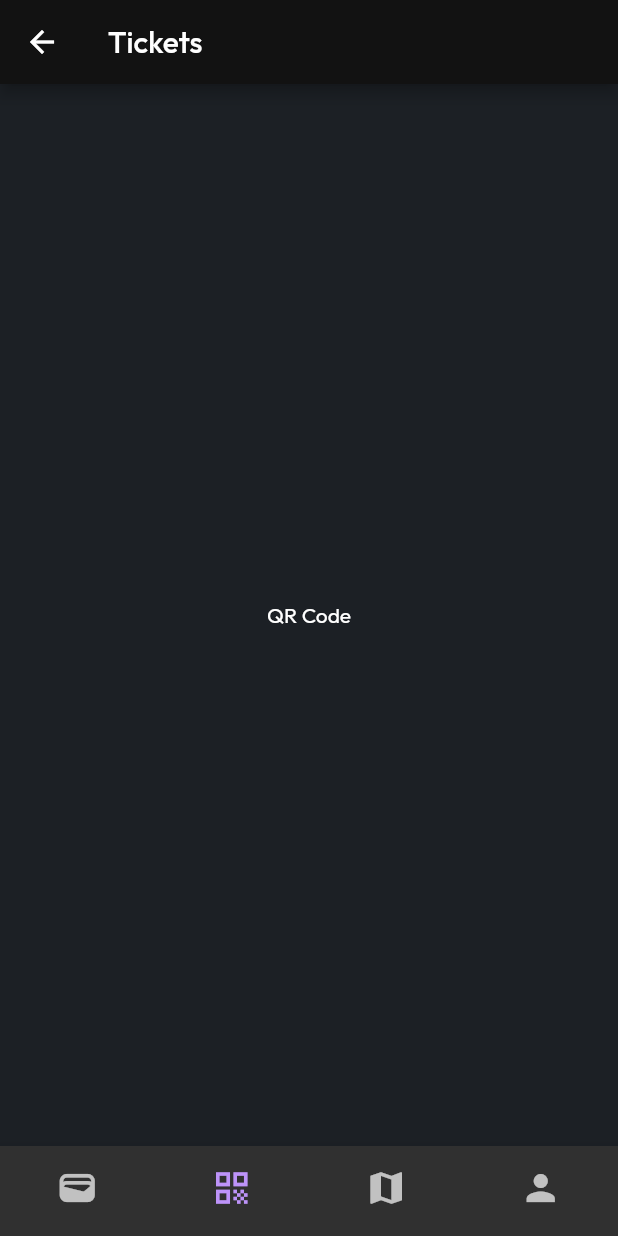
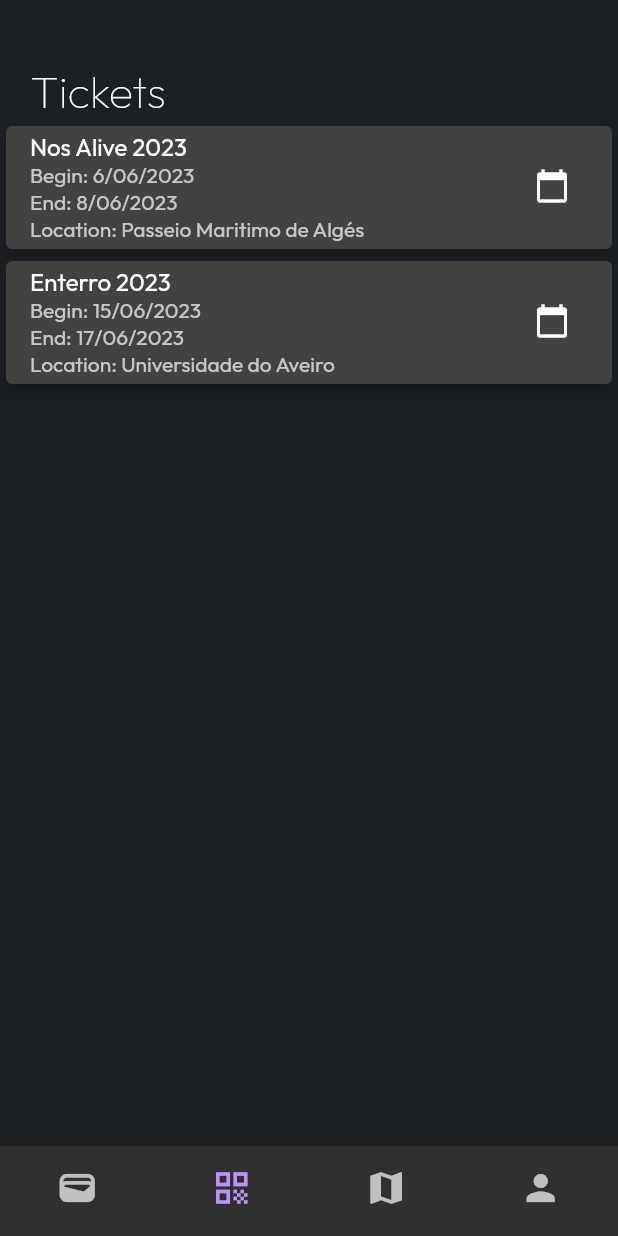
Before and after one commit to FranciscoCardita/social-summit, a Flutter app: the Tickets screen opened directly, on a phone screen of 412 x 824 dp. Run offline on Flutter 3.47's test engine with Material 2 defaults, Android fonts, the light colour scheme and no system bars; our stand-ins replace google_fonts, intl_phone_field.

Commit message:
Update tickets

```diff
--- a/frontend/lib/tickets.dart
+++ b/frontend/lib/tickets.dart
@@ -3,6 +3,22 @@
 import 'profile.dart';
 import 'wallet.dart';
 import 'navbar.dart';
+
+class Ticket {
+  final String eventName;
+  final String startDate;
+  final String endDate;
+  final String location;
+  final String eventImage;
+
+  Ticket({
+    required this.eventName,
+    required this.startDate,
+    required this.endDate,
+    required this.location,
+    required this.eventImage,
+  });
+}
 
 class Tickets extends StatefulWidget {
   const Tickets({Key? key}) : super(key: key);
@@ -23,25 +39,25 @@
       case 0:
         Navigator.push(
           context,
-          MaterialPageRoute(builder: (context) => Wallet())
+          MaterialPageRoute(builder: (context) => const Wallet())
         );
         break;
       case 1:
         Navigator.push(
           context,
-          MaterialPageRoute(builder: (context) => Tickets())
+          MaterialPageRoute(builder: (context) => const Tickets())
         );
         break;
       case 2:
         Navigator.push(
           context,
-          MaterialPageRoute(builder: (context) => Map())
+          MaterialPageRoute(builder: (context) => const Map())
         );
         break;
       case 3:
         Navigator.push(
           context,
-          MaterialPageRoute(builder: (context) => Profile())
+          MaterialPageRoute(builder: (context) => const Profile())
         );
         break;
       default:
@@ -50,25 +66,137 @@
 
   @override
   Widget build(BuildContext context) {
+    List<Ticket> tickets = [
+      Ticket(
+        eventName: 'Nos Alive 2023',
+        startDate: '6/06/2023',
+        endDate: '8/06/2023',
+        location: 'Passeio Maritimo de Algés',
+        eventImage: 'assets/nos.jpg',
+      ),
+      Ticket(
+        eventName: 'Enterro 2023',
+        startDate: '15/06/2023',
+        endDate: '17/06/2023',
+        location: 'Universidade do Aveiro',
+        eventImage: 'assets/enterro.jpg',
+      ),
+    ];
+
     return Scaffold(
-      backgroundColor: Color.fromRGBO(28, 32, 37, 100),
-      appBar: AppBar(
-        title: const Text('Tickets'),
+      extendBody: true,
+      backgroundColor: const Color.fromRGBO(28, 32, 37, 100),
+      body: Column(
+        children: <Widget>[
+          const SizedBox(height: 42),
+          Row(
+            mainAxisAlignment: MainAxisAlignment.start,
+            children: const <Widget>[
+              SizedBox(width: 20),
+              Text(
+                'Tickets',
+                style: TextStyle(
+                  fontSize: 30,
+                  fontWeight: FontWeight.w100,
+                ),
+              ),
+            ],
+          ),
+          SizedBox(
+            height: 400,
+            child: ListView.builder(
+            itemCount: tickets.length,
+            itemBuilder: (context, index) {
+              return GestureDetector(
+                onTap: () {
+                  _handleTicketClick(context, tickets[index]);
+                },
+                child: Card(
+                  elevation: 4,
+                  child: ListTile(
+                    title: Text(tickets[index].eventName),
+                    subtitle: Column(
+                      crossAxisAlignment: CrossAxisAlignment.start,
+                      children: [
+                        Text('Begin: ${tickets[index].startDate}'),
+                        Text('End: ${tickets[index].endDate}'),
+                        Text('Location: ${tickets[index].location}'),
+                      ],
+                    ),
+                    trailing: IconButton(
+                      icon: const Icon(Icons.calendar_today),
+                      onPressed: () {
+                        _handleCalendarIconClick(context, tickets[index]);
+                      },
+                    ),
+                  ),
+                ),
+              );
+            },
+          ),
+          ),
+      ]),
+      bottomNavigationBar: Container(
+        decoration: const BoxDecoration(
+          color: Colors.white,
+          borderRadius: BorderRadius.only(
+            topLeft: Radius.circular(20.0),
+            topRight: Radius.circular(20.0),
+          ),
+        ),
+        child: NavBar(
+          selectedIndex: _selectedIndex,
+          onItemTapped: _onItemTapped,
+        ),
       ),
-      body: Center(
-        child: Column(
-          mainAxisAlignment: MainAxisAlignment.center,
-          children: const <Widget>[
-            Text(
-              'QR Code',
+    );
+  }
+
+  void _handleCalendarIconClick(BuildContext context, Ticket ticket) {
+    showDialog(
+      context: context,
+      builder: (BuildContext context) {
+        return AlertDialog(
+          title: const Text('Cartaz'),
+          content: Image.asset(ticket.eventImage),
+          actions: [
+            TextButton(
+              onPressed: () {
+                Navigator.pop(context);
+              },
+              child: const Text('OK'),
             ),
           ],
+        );
+      },
+    );
+  }
+
+  void _handleTicketClick(BuildContext context, Ticket ticket) {
+    showDialog(
+    context: context,
+    builder: (BuildContext context) {
+      return AlertDialog(
+        title: Text(ticket.eventName),
+        content: Column(
+          crossAxisAlignment: CrossAxisAlignment.start,
+          mainAxisSize: MainAxisSize.min,
+          children: [
+            Text('Local: ' + ticket.location),
+            Text('Begin: ' + ticket.startDate),
+            Text('End: ' + ticket.endDate),
+          ],
         ),
-      ),
-      bottomNavigationBar: NavBar(
-        onItemTapped: _onItemTapped,
-        selectedIndex: _selectedIndex,
-      )
+        actions: [
+          TextButton(
+            onPressed: () {
+              Navigator.pop(context);
+            },
+            child: const Text('OK'),
+            ),
+          ],
+        );
+      },
     );
   }
 }
```
Also changed, not shown: frontend/assets/enterro.jpg (added), frontend/assets/nos.jpg (added), frontend/assets/nos_alive.jpeg (added).
